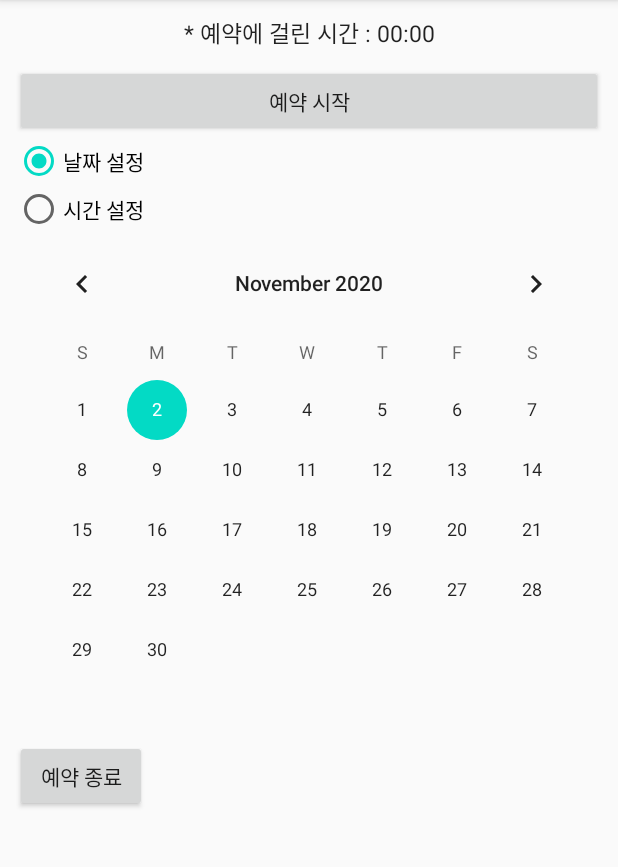
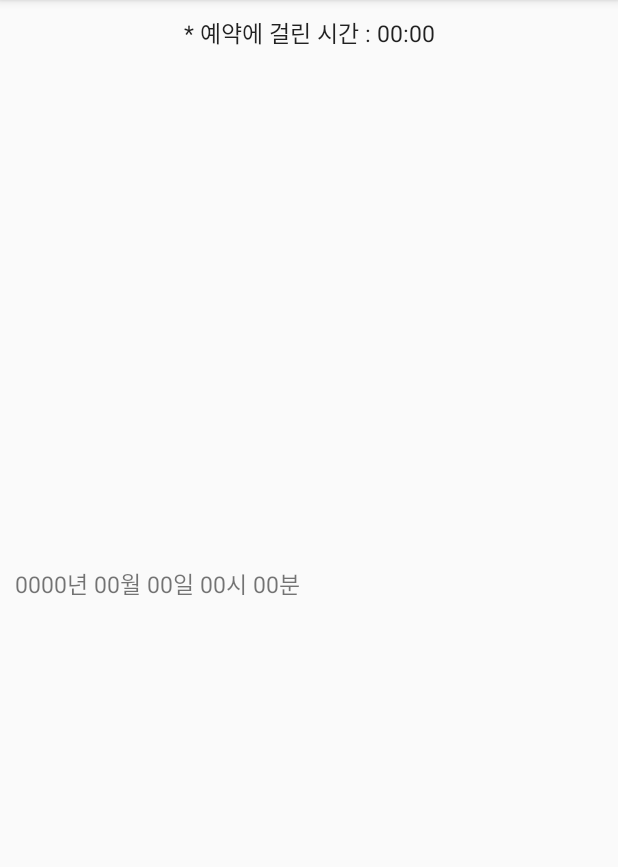
Before and after one commit to Anastacia-HS/MirimHighLevelWidget, an Android app: the screen it shows after launch (MainActivity), on a phone screen of 412 x 824 dp, the part 84-951 px from its top. Run offline under Robolectric (Android 15) with nearby library versions, the phone set to English and light mode, and no system bars.

Commit message:
Complete Second Reservation System

```diff
--- a/app/src/main/java/kr/hs/e_mirim/s2019s04/mirimhighlevelwidget/MainActivity.java
+++ b/app/src/main/java/kr/hs/e_mirim/s2019s04/mirimhighlevelwidget/MainActivity.java
@@ -10,13 +10,14 @@ import android.view.View;
 import android.widget.Button;
 import android.widget.CalendarView;
 import android.widget.Chronometer;
+import android.widget.DatePicker;
 import android.widget.RadioButton;
 import android.widget.TextView;
 import android.widget.TimePicker;
 
 public class MainActivity extends AppCompatActivity {
     RadioButton radioDate, radioTime;
-    CalendarView calendar1;
+    DatePicker datePick;
     TimePicker timePick;
     Chronometer chrono;
     TextView textResult;
@@ -27,23 +28,25 @@ public class MainActivity extends AppCompatActivity {
         setContentView(R.layout.activity_reservation);
 
         radioDate = findViewById(R.id.radio_date);
-        radioDate = findViewById(R.id.radio_time);
+        radioTime = findViewById(R.id.radio_time);
 
         radioDate.setOnClickListener(radioListener);
         radioTime.setOnClickListener(radioListener);
 
-        calendar1 = findViewById(R.id.calendar1);
+        datePick = findViewById(R.id.date_pick);
         timePick = findViewById(R.id.time_pick);
 
         chrono = findViewById(R.id.chrono1);
         textResult = findViewById(R.id.text_result);
-        Button btnStart = findViewById(R.id.btn_start);
-        Button btnStop = findViewById(R.id.btn_stop);
 
-        btnStart.setOnClickListener(btnListener);
-        btnStop.setOnClickListener(btnListener);
+        chrono.setOnClickListener(chronoListener);
+        textResult.setOnLongClickListener(textListener);
 
-        calendar1.setOnDateChangeListener(calendarListener);
+        radioDate.setVisibility(View.INVISIBLE);
+        radioTime.setVisibility(View.INVISIBLE);
+
+        datePick.setVisibility(View.INVISIBLE);
+        timePick.setVisibility(View.INVISIBLE);
     }
 
     View.OnClickListener radioListener = new View.OnClickListener() {
@@ -51,42 +54,44 @@ public class MainActivity extends AppCompatActivity {
         public void onClick(View v) {
             switch(v.getId()) {
                 case R.id.radio_date:
-                    calendar1.setVisibility(View.VISIBLE);
+                    datePick.setVisibility(View.VISIBLE);
                     timePick.setVisibility(View.INVISIBLE);
                     break;
 
                 case R.id.radio_time:
                     timePick.setVisibility(View.VISIBLE);
-                    calendar1.setVisibility(View.INVISIBLE);
+                    datePick.setVisibility(View.INVISIBLE);
                     break;
             }
         }
     };
 
-    View.OnClickListener btnListener = new View.OnClickListener() {
+    View.OnClickListener chronoListener = new View.OnClickListener() {
         @Override
         public void onClick(View v) {
-            switch(v.getId()) {
-                case R.id.btn_start:
-                    chrono.setBase(SystemClock.elapsedRealtime());
-                    chrono.start();
-                    chrono.setTextColor(Color.RED);
-                    break;
-                case R.id.btn_stop:
-                    chrono.stop();
-                    chrono.setTextColor(Color.BLUE);
-                    textResult.setText(dateStr + timePick.getCurrentHour() + "시 " + timePick.getCurrentMinute() + "분");
-                    break;
-            }
+            chrono.setBase(SystemClock.elapsedRealtime());
+            chrono.start();
+            chrono.setTextColor(Color.RED);
+
+            radioDate.setVisibility(View.VISIBLE);
+            radioTime.setVisibility(View.VISIBLE);
         }
     };
 
-    String dateStr = "";
+    View.OnLongClickListener textListener = new View.OnLongClickListener() {
+        @Override
+        public boolean onLongClick(View v) {
+            chrono.stop();
+            chrono.setTextColor(Color.BLUE);
+            textResult.setText(datePick.getYear() + "년 " + (datePick.getMonth() + 1) + "월 " + datePick.getDayOfMonth() + "일 " + timePick.getCurrentHour() + "시 " + timePick.getCurrentMinute() + "분");
 
-    CalendarView.OnDateChangeListener calendarListener = new CalendarView.OnDateChangeListener() {
-        @Override
-        public void onSelectedDayChange(@NonNull CalendarView view, int year, int month, int dayOfMonth) {
-            dateStr = year + "년 " + (month + 1) + "월 " + dayOfMonth + "일 ";
+            radioDate.setVisibility(View.INVISIBLE);
+            radioTime.setVisibility(View.INVISIBLE);
+
+            datePick.setVisibility(View.INVISIBLE);
+            timePick.setVisibility(View.INVISIBLE);
+
+            return false;
         }
     };
 }
--- a/app/src/main/res/layout/activity_reservation.xml
+++ b/app/src/main/res/layout/activity_reservation.xml
@@ -12,13 +12,6 @@
         android:textSize="15sp"
         android:gravity="center_horizontal"
         android:format="* 예약에 걸린 시간 : %s"/>
-
-    <Button
-        android:id="@+id/btn_start"
-        android:layout_marginTop="10dp"
-        android:layout_width="match_parent"
-        android:layout_height="wrap_content"
-        android:text="예약 시작" />
 
     <RadioGroup
         android:layout_width="wrap_content"
@@ -42,8 +35,9 @@
         android:layout_width="match_parent"
         android:layout_height="wrap_content" >
 
-        <CalendarView
-            android:id="@+id/calendar1"
+        <DatePicker
+            android:id="@+id/date_pick"
+            android:datePickerMode="spinner"
             android:layout_width="match_parent"
             android:layout_height="wrap_content" />
 
@@ -60,17 +54,12 @@
         android:layout_height="wrap_content"
         android:orientation="horizontal" >
 
-        <Button
-            android:id="@+id/btn_stop"
-            android:layout_width="wrap_content"
-            android:layout_height="wrap_content"
-            android:text="예약 종료" />
-
         <TextView
             android:id="@+id/text_result"
             android:layout_width="match_parent"
             android:layout_height="wrap_content"
-            android:textSize="15sp"/>
+            android:textSize="15sp"
+            android:text="0000년 00월 00일 00시 00분"/>
     </LinearLayout>
 
 </LinearLayout>
```
